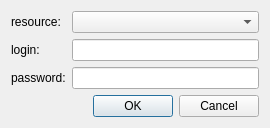
Above: python/soma/workflow/gui/firstConnectionDlg.ui from populse/soma-workflow before the change. Below: the same form after it.
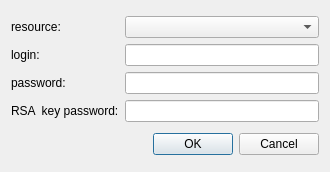
That is the form after the change.

Commit message: RSA key with password.

Diff of the .ui file:
```diff
--- a/python/soma/workflow/gui/firstConnectionDlg.ui
+++ b/python/soma/workflow/gui/firstConnectionDlg.ui
@@ -6,14 +6,14 @@
    <rect>
     <x>0</x>
     <y>0</y>
-    <width>270</width>
-    <height>128</height>
+    <width>330</width>
+    <height>172</height>
    </rect>
   </property>
   <property name="maximumSize">
    <size>
     <width>16777215</width>
-    <height>128</height>
+    <height>172</height>
    </size>
   </property>
   <property name="windowTitle">
@@ -59,6 +59,20 @@
      <item row="0" column="1">
       <widget class="QComboBox" name="combo_resources"/>
      </item>
+     <item row="3" column="0">
+      <widget class="QLabel" name="label_4">
+       <property name="text">
+        <string>RSA  key password:</string>
+       </property>
+      </widget>
+     </item>
+     <item row="3" column="1">
+      <widget class="QLineEdit" name="lineEdit_rsa_password">
+       <property name="echoMode">
+        <enum>QLineEdit::Password</enum>
+       </property>
+      </widget>
+     </item>
     </layout>
    </item>
    <item>
```
The commit also changes 4 other files.
